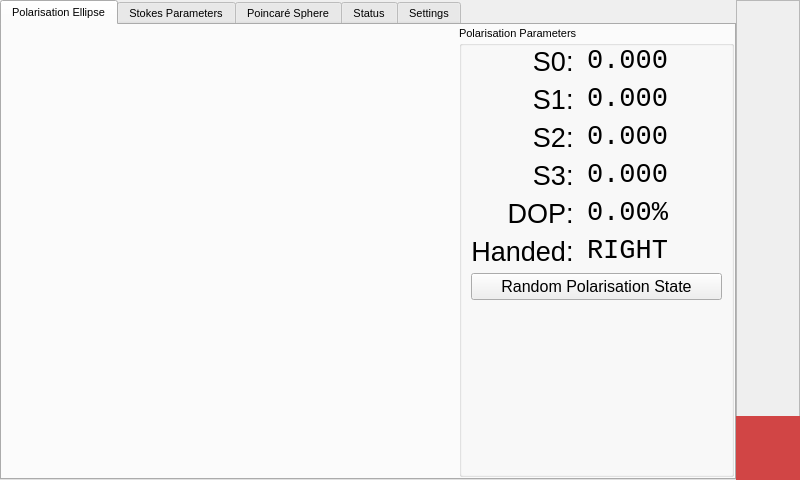
Old version of the form Software/Frontend/InterfaceV1/gui.ui in the repository JulianNicolai/PortableRealTimePolarimeter.
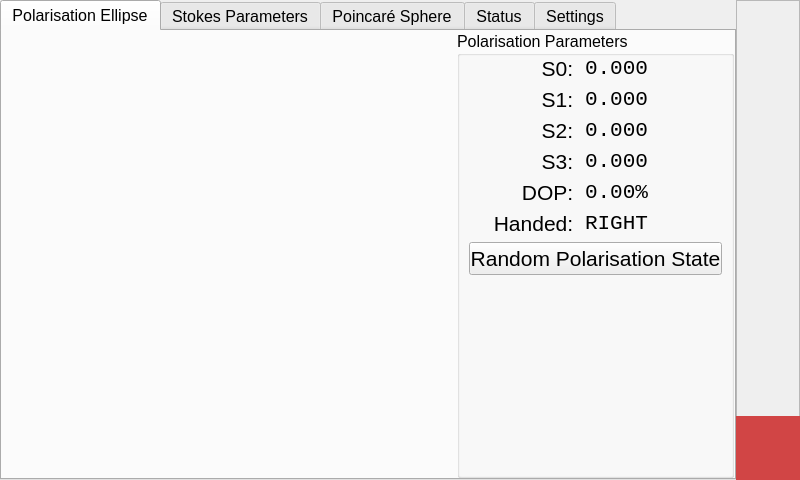
New version of the form. Icons and pictures are not drawn. Custom widgets are drawn as their Qt base class.

What changed in the file:
```diff
--- a/Software/Frontend/InterfaceV1/gui.ui
+++ b/Software/Frontend/InterfaceV1/gui.ui
@@ -71,7 +71,9 @@
       <property name="font">
        <font>
         <family>MS Shell Dlg 2</family>
-        <pointsize>8</pointsize>
+        <pointsize>12</pointsize>
+        <weight>50</weight>
+        <bold>false</bold>
        </font>
       </property>
       <property name="tabPosition">
@@ -163,7 +165,7 @@
              <property name="font">
               <font>
                <family>MS Shell Dlg 2</family>
-               <pointsize>20</pointsize>
+               <pointsize>16</pointsize>
               </font>
              </property>
              <property name="text">
@@ -179,7 +181,7 @@
              <property name="font">
               <font>
                <family>Consolas</family>
-               <pointsize>20</pointsize>
+               <pointsize>16</pointsize>
               </font>
              </property>
              <property name="text">
@@ -198,7 +200,7 @@
              <property name="font">
               <font>
                <family>MS Shell Dlg 2</family>
-               <pointsize>20</pointsize>
+               <pointsize>16</pointsize>
               </font>
              </property>
              <property name="text">
@@ -214,7 +216,7 @@
              <property name="font">
               <font>
                <family>Consolas</family>
-               <pointsize>20</pointsize>
+               <pointsize>16</pointsize>
               </font>
              </property>
              <property name="text">
@@ -233,7 +235,7 @@
              <property name="font">
               <font>
                <family>MS Shell Dlg 2</family>
-               <pointsize>20</pointsize>
+               <pointsize>16</pointsize>
               </font>
              </property>
              <property name="text">
@@ -249,7 +251,7 @@
              <property name="font">
               <font>
                <family>Consolas</family>
-               <pointsize>20</pointsize>
+               <pointsize>16</pointsize>
               </font>
              </property>
              <property name="text">
@@ -268,7 +270,7 @@
              <property name="font">
               <font>
                <family>MS Shell Dlg 2</family>
-               <pointsize>20</pointsize>
+               <pointsize>16</pointsize>
               </font>
              </property>
              <property name="text">
@@ -284,7 +286,7 @@
              <property name="font">
               <font>
                <family>Consolas</family>
-               <pointsize>20</pointsize>
+               <pointsize>16</pointsize>
               </font>
              </property>
              <property name="text">
@@ -309,7 +311,7 @@
              <property name="font">
               <font>
                <family>MS Shell Dlg 2</family>
-               <pointsize>20</pointsize>
+               <pointsize>16</pointsize>
               </font>
              </property>
              <property name="text">
@@ -325,7 +327,7 @@
              <property name="font">
               <font>
                <family>Consolas</family>
-               <pointsize>20</pointsize>
+               <pointsize>16</pointsize>
               </font>
              </property>
              <property name="text">
@@ -344,7 +346,7 @@
              <property name="font">
               <font>
                <family>MS Shell Dlg 2</family>
-               <pointsize>20</pointsize>
+               <pointsize>16</pointsize>
               </font>
              </property>
              <property name="text">
@@ -360,7 +362,7 @@
              <property name="font">
               <font>
                <family>Consolas</family>
-               <pointsize>20</pointsize>
+               <pointsize>16</pointsize>
               </font>
              </property>
              <property name="text">
@@ -379,7 +381,7 @@
              <property name="font">
               <font>
                <family>MS Shell Dlg 2</family>
-               <pointsize>12</pointsize>
+               <pointsize>16</pointsize>
                <weight>50</weight>
                <bold>false</bold>
               </font>
```
